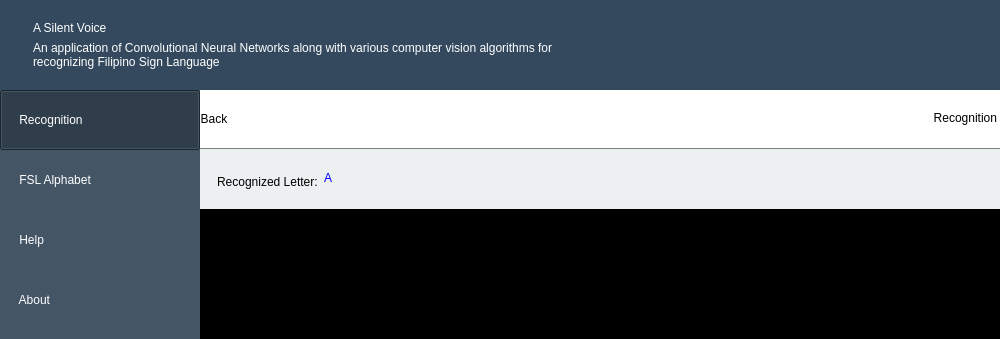
Before: the Qt Designer form Modules/UserInterface/main_window.ui in jjjimenez100/A-Silent-Voice, drawn with Qt 5; both pictures show x 0 to 1000 and y 0 to 339 of the 1000 by 700 pixel window.
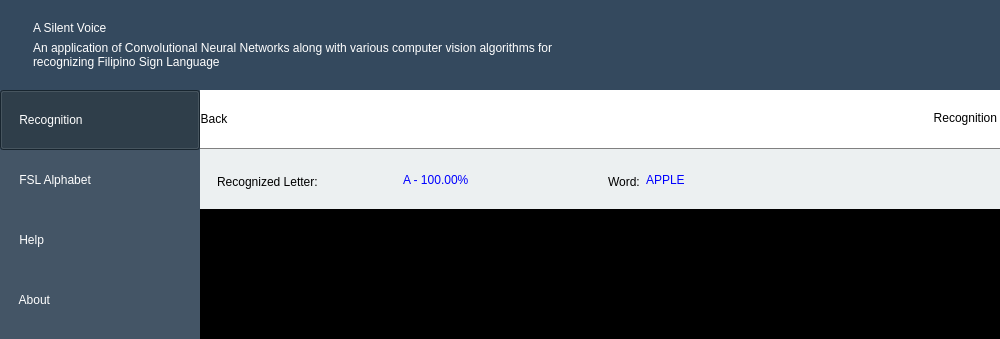
After: the same form once the commit is applied. Icons and pictures are not drawn.

The edit to the form file:
```diff
--- a/Modules/UserInterface/main_window.ui
+++ b/Modules/UserInterface/main_window.ui
@@ -754,6 +754,36 @@
                  <property name="spacing">
                   <number>0</number>
                  </property>
+                 <property name="leftMargin">
+                  <number>0</number>
+                 </property>
+                 <property name="topMargin">
+                  <number>0</number>
+                 </property>
+                 <property name="rightMargin">
+                  <number>0</number>
+                 </property>
+                 <property name="bottomMargin">
+                  <number>0</number>
+                 </property>
+                 <item>
+                  <widget class="QFrame" name="horizontalFrame">
+                   <property name="minimumSize">
+                    <size>
+                     <width>400</width>
+                     <height>0</height>
+                    </size>
+                   </property>
+                   <property name="maximumSize">
+                    <size>
+                     <width>400</width>
+                     <height>16777215</height>
+                    </size>
+                   </property>
+                   <layout class="QHBoxLayout" name="horizontalLayout_3">
+                    <property name="spacing">
+                     <number>0</number>
+                    </property>
                  <item>
                   <widget class="QLabel" name="label_5">
                    <property name="minimumSize">
@@ -792,16 +822,50 @@
                     <string notr="true">font: 75 26pt &quot;Trebuchet MS&quot;;
 color: rgb(0, 0, 255);
 padding-bottom: 2;
-border: 0</string>
+padding-top: 3;
+border: 0;
+</string>
                    </property>
                    <property name="text">
-                    <string>A</string>
+                       <string>A - 100.00%</string>
                    </property>
                    <property name="alignment">
                     <set>Qt::AlignLeading|Qt::AlignLeft|Qt::AlignVCenter</set>
                    </property>
                   </widget>
                  </item>
+                   </layout>
+                  </widget>
+                 </item>
+                 <item>
+                  <widget class="QLabel" name="label_6">
+                   <property name="styleSheet">
+                    <string notr="true">font: 75 18pt &quot;Trebuchet MS&quot;;
+border-bottom: 0px;
+padding-left: 5;
+padding-top: 5;
+border: 0;</string>
+                   </property>
+                   <property name="text">
+                    <string>Word:</string>
+                   </property>
+                  </widget>
+                 </item>
+                 <item>
+                  <widget class="QLabel" name="wordLabel">
+                   <property name="styleSheet">
+                    <string notr="true">font: 75 26pt &quot;Trebuchet MS&quot;;
+color: rgb(0, 0, 255);
+padding-bottom: 2;
+padding-top: 3;
+border: 0;
+</string>
+                   </property>
+                   <property name="text">
+                    <string>APPLE</string>
+                   </property>
+                  </widget>
+                 </item>
                  <item>
                   <spacer name="horizontalSpacer">
                    <property name="orientation">
```
Left out of the diff: 7 changed lines with no effect on the pictures. Lines whose indentation alone changed are shown as unchanged.
